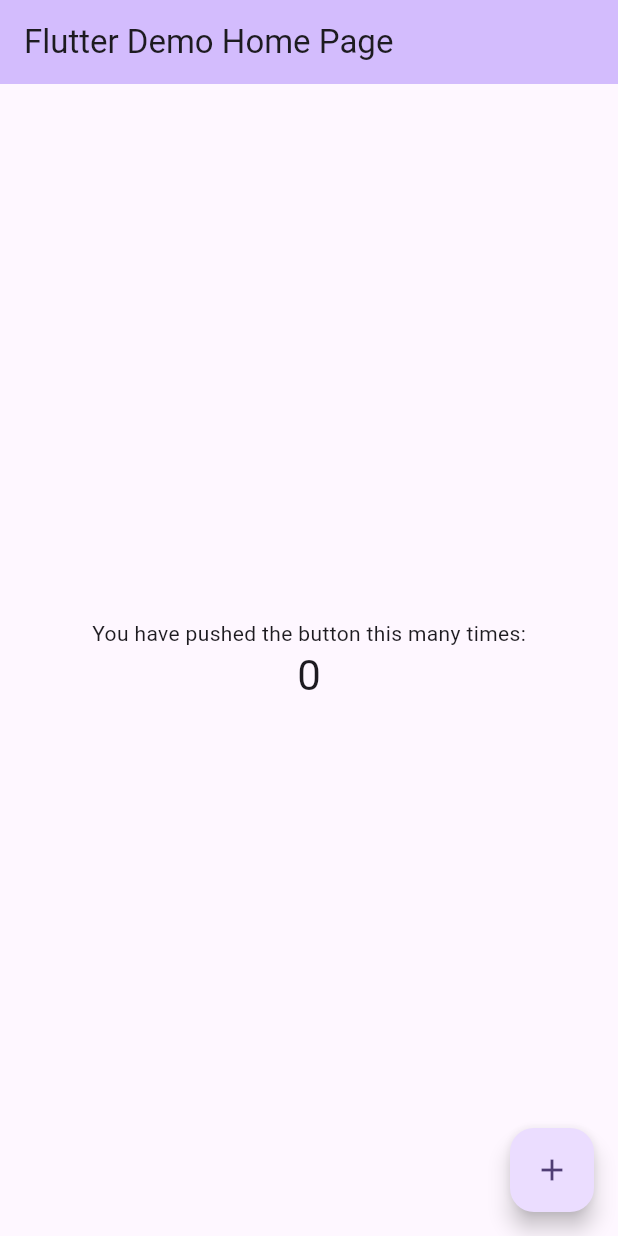
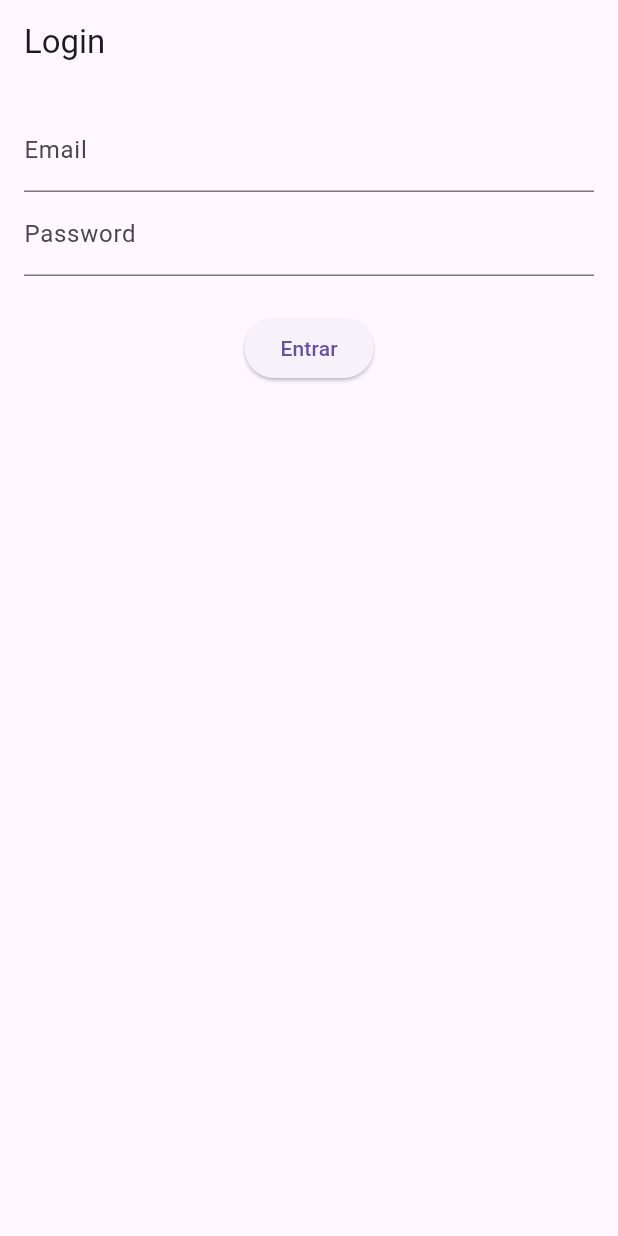
Before and after one commit to RonaldoAO/Interledger_turismo, a Flutter app: the screen it shows after launch, on a phone screen of 412 x 824 dp. Run offline on Flutter 3.47's test engine with Material 3 defaults, Android fonts, the light colour scheme and no system bars; our stand-ins replace flutter_riverpod.

Commit message:
Estructura de carpetas y configuración general

```diff
--- /dev/null
+++ b/lib/app/config/routes.dart
@@ -0,0 +1,14 @@
+import 'package:flutter/material.dart';
+import '../../features/auth/presentation/pages/login_page.dart';
+
+Route<dynamic> onGenerateRoute(RouteSettings settings) {
+  switch (settings.name) {
+    case '/':
+    case '/login':
+      return MaterialPageRoute(builder: (_) => const LoginPage());
+    default:
+      return MaterialPageRoute(
+        builder: (_) => const Scaffold(body: Center(child: Text('404'))),
+      );
+  }
+}
--- /dev/null
+++ b/lib/features/auth/data/datasources/auth_api.dart
@@ -0,0 +1,12 @@
+import 'dart:async';
+import '../../domain/entities/user.dart';
+
+class AuthApi {
+  Future<User> login(String email, String password) async {
+    await Future.delayed(const Duration(milliseconds: 400));
+    if (password == '123456') {
+      return User(id: 'u_1', email: email);
+    }
+    throw Exception('Credenciales inválidas');
+  }
+}
--- /dev/null
+++ b/lib/features/auth/data/repositories/auth_repository_impl.dart
@@ -0,0 +1,13 @@
+import '../../domain/entities/user.dart';
+import '../../domain/repositories/auth_repository.dart';
+import '../datasources/auth_api.dart';
+
+class AuthRepositoryImpl implements AuthRepository {
+  final AuthApi api;
+  AuthRepositoryImpl(this.api);
+
+  @override
+  Future<User> login(String email, String password) {
+    return api.login(email, password);
+  }
+}
--- /dev/null
+++ b/lib/features/auth/domain/entities/user.dart
@@ -0,0 +1,5 @@
+class User {
+  final String id;
+  final String email;
+  const User({required this.id, required this.email});
+}
--- /dev/null
+++ b/lib/features/auth/domain/repositories/auth_repository.dart
@@ -0,0 +1,5 @@
+import '../entities/user.dart';
+
+abstract class AuthRepository {
+  Future<User> login(String email, String password);
+}
--- /dev/null
+++ b/lib/features/auth/domain/usecases/login_use_case.dart
@@ -0,0 +1,11 @@
+import '../entities/user.dart';
+import '../repositories/auth_repository.dart';
+
+class LoginUseCase {
+  final AuthRepository _repo;
+  LoginUseCase(this._repo);
+
+  Future<User> call(String email, String password) {
+    return _repo.login(email, password);
+  }
+}
--- /dev/null
+++ b/lib/features/auth/presentation/pages/login_page.dart
@@ -0,0 +1,60 @@
+import 'package:flutter/material.dart';
+import 'package:flutter_riverpod/flutter_riverpod.dart';
+import '../controllers/auth_controller.dart';
+
+class LoginPage extends ConsumerStatefulWidget {
+  const LoginPage({super.key});
+
+  @override
+  ConsumerState<LoginPage> createState() => _LoginPageState();
+}
+
+class _LoginPageState extends ConsumerState<LoginPage> {
+  final _email = TextEditingController();
+  final _password = TextEditingController();
+
+  @override
+  void dispose() {
+    _email.dispose();
+    _password.dispose();
+    super.dispose();
+  }
+
+  @override
+  Widget build(BuildContext context) {
+    final s = ref.watch(authControllerProvider);
+    final auth = ref.read(authControllerProvider.notifier);
+
+    return Scaffold(
+      appBar: AppBar(title: const Text('Login')),
+      body: Padding(
+        padding: const EdgeInsets.all(16),
+        child: Column(
+          children: [
+            TextField(
+              controller: _email,
+              decoration: const InputDecoration(labelText: 'Email'),
+            ),
+            TextField(
+              controller: _password,
+              decoration: const InputDecoration(labelText: 'Password'),
+              obscureText: true,
+            ),
+            const SizedBox(height: 12),
+            if (s.loading) const CircularProgressIndicator(),
+            if (s.error != null)
+              Text(s.error!, style: const TextStyle(color: Colors.red)),
+            const SizedBox(height: 12),
+            ElevatedButton(
+              onPressed: s.loading
+                  ? null
+                  : () => auth.login(_email.text, _password.text),
+              child: const Text('Entrar'),
+            ),
+            if (s.user != null) Text('Hola, ' + (s.user!.email)),
+          ],
+        ),
+      ),
+    );
+  }
+}
--- a/lib/main.dart
+++ b/lib/main.dart
@@ -1,122 +1,19 @@
 import 'package:flutter/material.dart';
+import 'package:flutter_riverpod/flutter_riverpod.dart';
+import 'app/config/routes.dart' as app_routes;
 
 void main() {
-  runApp(const MyApp());
+  runApp(const ProviderScope(child: MyApp()));
 }
 
 class MyApp extends StatelessWidget {
   const MyApp({super.key});
 
-  // This widget is the root of your application.
   @override
   Widget build(BuildContext context) {
     return MaterialApp(
-      title: 'Flutter Demo',
-      theme: ThemeData(
-        // This is the theme of your application.
-        //
-        // TRY THIS: Try running your application with "flutter run". You'll see
-        // the application has a purple toolbar. Then, without quitting the app,
-        // try changing the seedColor in the colorScheme below to Colors.green
-        // and then invoke "hot reload" (save your changes or press the "hot
-        // reload" button in a Flutter-supported IDE, or press "r" if you used
-        // the command line to start the app).
-        //
-        // Notice that the counter didn't reset back to zero; the application
-        // state is not lost during the reload. To reset the state, use hot
-        // restart instead.
-        //
-        // This works for code too, not just values: Most code changes can be
-        // tested with just a hot reload.
-        colorScheme: ColorScheme.fromSeed(seedColor: Colors.deepPurple),
-      ),
-      home: const MyHomePage(title: 'Flutter Demo Home Page'),
+      title: 'turex',
+      onGenerateRoute: (settings) => app_routes.onGenerateRoute(settings),
     );
   }
 }
-
-class MyHomePage extends StatefulWidget {
-  const MyHomePage({super.key, required this.title});
-
-  // This widget is the home page of your application. It is stateful, meaning
-  // that it has a State object (defined below) that contains fields that affect
-  // how it looks.
-
-  // This class is the configuration for the state. It holds the values (in this
-  // case the title) provided by the parent (in this case the App widget) and
-  // used by the build method of the State. Fields in a Widget subclass are
-  // always marked "final".
-
-  final String title;
-
-  @override
-  State<MyHomePage> createState() => _MyHomePageState();
-}
-
-class _MyHomePageState extends State<MyHomePage> {
-  int _counter = 0;
-
-  void _incrementCounter() {
-    setState(() {
-      // This call to setState tells the Flutter framework that something has
-      // changed in this State, which causes it to rerun the build method below
-      // so that the display can reflect the updated values. If we changed
-      // _counter without calling setState(), then the build method would not be
-      // called again, and so nothing would appear to happen.
-      _counter++;
-    });
-  }
-
-  @override
-  Widget build(BuildContext context) {
-    // This method is rerun every time setState is called, for instance as done
-    // by the _incrementCounter method above.
-    //
-    // The Flutter framework has been optimized to make rerunning build methods
-    // fast, so that you can just rebuild anything that needs updating rather
-    // than having to individually change instances of widgets.
-    return Scaffold(
-      appBar: AppBar(
-        // TRY THIS: Try changing the color here to a specific color (to
-        // Colors.amber, perhaps?) and trigger a hot reload to see the AppBar
-        // change color while the other colors stay the same.
-        backgroundColor: Theme.of(context).colorScheme.inversePrimary,
-        // Here we take the value from the MyHomePage object that was created by
-        // the App.build method, and use it to set our appbar title.
-        title: Text(widget.title),
-      ),
-      body: Center(
-        // Center is a layout widget. It takes a single child and positions it
-        // in the middle of the parent.
-        child: Column(
-          // Column is also a layout widget. It takes a list of children and
-          // arranges them vertically. By default, it sizes itself to fit its
-          // children horizontally, and tries to be as tall as its parent.
-          //
-          // Column has various properties to control how it sizes itself and
-          // how it positions its children. Here we use mainAxisAlignment to
-          // center the children vertically; the main axis here is the vertical
-          // axis because Columns are vertical (the cross axis would be
-          // horizontal).
-          //
-          // TRY THIS: Invoke "debug painting" (choose the "Toggle Debug Paint"
-          // action in the IDE, or press "p" in the console), to see the
-          // wireframe for each widget.
-          mainAxisAlignment: MainAxisAlignment.center,
-          children: <Widget>[
-            const Text('You have pushed the button this many times:'),
-            Text(
-              '$_counter',
-              style: Theme.of(context).textTheme.headlineMedium,
-            ),
-          ],
-        ),
-      ),
-      floatingActionButton: FloatingActionButton(
-        onPressed: _incrementCounter,
-        tooltip: 'Increment',
-        child: const Icon(Icons.add),
-      ), // This trailing comma makes auto-formatting nicer for build methods.
-    );
-  }
-}
--- a/pubspec.yaml
+++ b/pubspec.yaml
@@ -30,6 +30,7 @@ environment:
 dependencies:
   flutter:
     sdk: flutter
+  flutter_riverpod: ^2.5.1
 
   # The following adds the Cupertino Icons font to your application.
   # Use with the CupertinoIcons class for iOS style icons.
```
Also changed, not shown: lib/features/auth/presentation/controllers/auth_controller.dart (added, +52 -0 lines), pubspec.lock, 1 other file.
